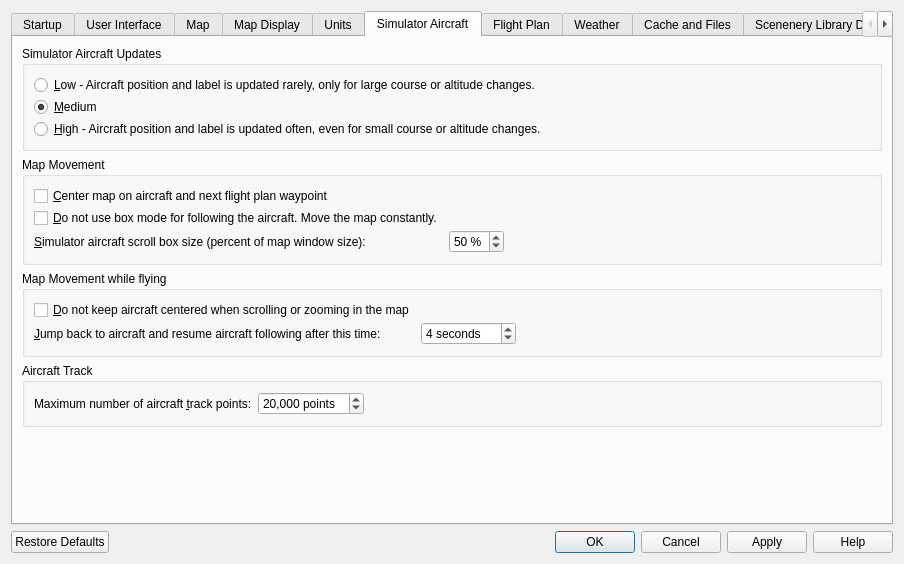
albar965/littlenavmap, file src/options/options.ui: the form before one commit.
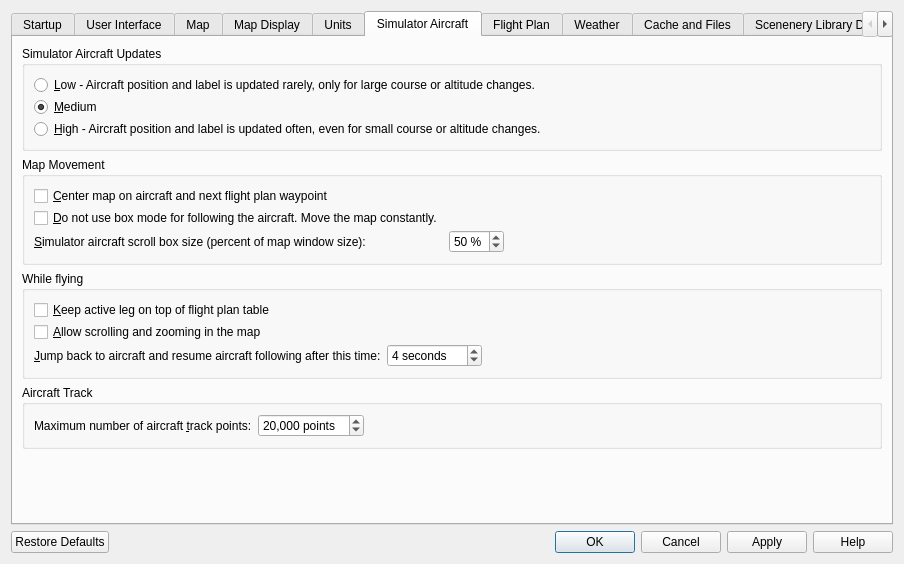
The form after the commit. The open tabs and pages were chosen to show the change.

Commit message: Added option to keep active leg on top of flight plan table.

Patch:
```diff
--- a/src/options/options.ui
+++ b/src/options/options.ui
@@ -2010,26 +2010,26 @@
        <item row="4" column="0">
         <widget class="QGroupBox" name="groupBox_12">
          <property name="title">
-          <string>Map Movement while flying</string>
+          <string>While flying</string>
          </property>
          <layout class="QGridLayout" name="gridLayout_24">
           <property name="verticalSpacing">
            <number>2</number>
           </property>
-          <item row="0" column="0">
-           <widget class="QCheckBox" name="checkBoxOptionsSimDoNotFollowOnScroll">
-            <property name="toolTip">
-             <string>The map will stop following the aircraft for a certain time if the user does any interaction with the map like scrolling or zooming</string>
+          <item row="2" column="2">
+           <spacer name="horizontalSpacer_7">
+            <property name="orientation">
+             <enum>Qt::Horizontal</enum>
             </property>
-            <property name="text">
-             <string>&amp;Do not keep aircraft centered when scrolling or zooming in the map</string>
+            <property name="sizeHint" stdset="0">
+             <size>
+              <width>40</width>
+              <height>20</height>
+             </size>
             </property>
-            <property name="checked">
-             <bool>false</bool>
-            </property>
-           </widget>
+           </spacer>
           </item>
-          <item row="1" column="1">
+          <item row="2" column="1">
            <widget class="QSpinBox" name="spinBoxSimDoNotFollowOnScrollTime">
             <property name="toolTip">
              <string>Time until aircraft following is activated again after any map interaction like scrolling or zooming</string>
@@ -2048,7 +2048,7 @@
             </property>
            </widget>
           </item>
-          <item row="1" column="0">
+          <item row="2" column="0">
            <widget class="QLabel" name="labelSimDoNotFollowOnScroll">
             <property name="text">
              <string>&amp;Jump back to aircraft and resume aircraft following after this time:</string>
@@ -2058,18 +2058,28 @@
             </property>
            </widget>
           </item>
-          <item row="1" column="2">
-           <spacer name="horizontalSpacer_7">
-            <property name="orientation">
-             <enum>Qt::Horizontal</enum>
+          <item row="1" column="0">
+           <widget class="QCheckBox" name="checkBoxOptionsSimDoNotFollowOnScroll">
+            <property name="toolTip">
+             <string>The map will stop following the aircraft for a certain time if the user does any interaction with the map like scrolling or zooming</string>
             </property>
-            <property name="sizeHint" stdset="0">
-             <size>
-              <width>40</width>
-              <height>20</height>
-             </size>
+            <property name="text">
+             <string>&amp;Allow scrolling and zooming in the map</string>
             </property>
-           </spacer>
+            <property name="checked">
+             <bool>false</bool>
+            </property>
+           </widget>
+          </item>
+          <item row="0" column="0">
+           <widget class="QCheckBox" name="checkBoxOptionsSimCenterLegTable">
+            <property name="toolTip">
+             <string>The actiive (magenta) leg will be shown on top of the flight plan table when a new leg is activated</string>
+            </property>
+            <property name="text">
+             <string>&amp;Keep active leg on top of flight plan table</string>
+            </property>
+           </widget>
           </item>
          </layout>
         </widget>
```
The commit also changes 3 other files.
